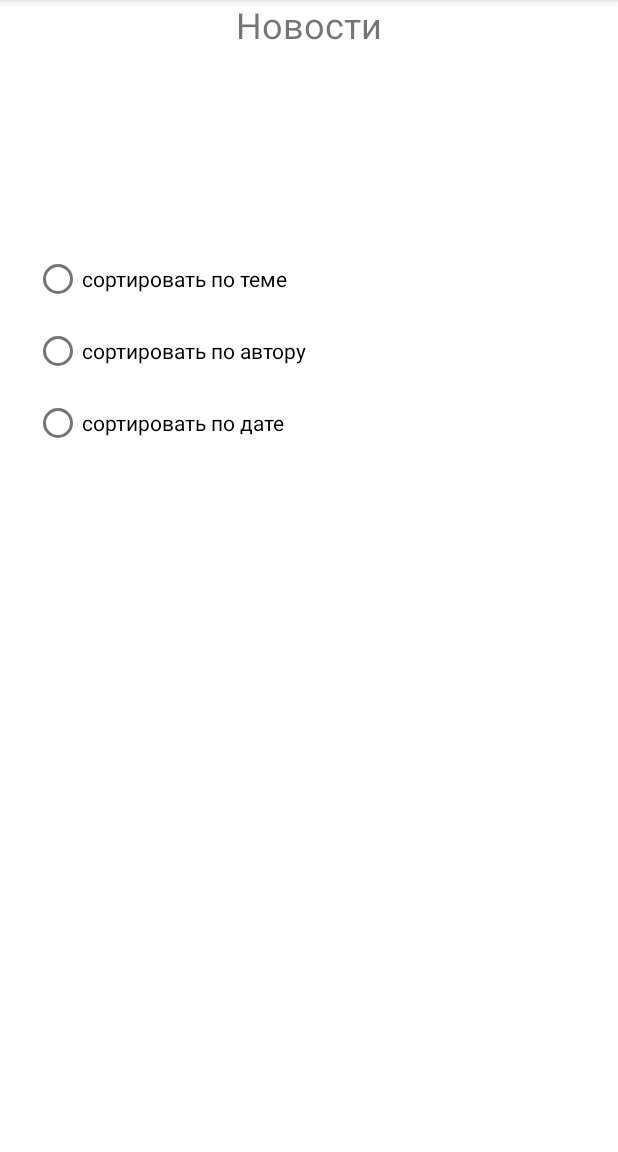
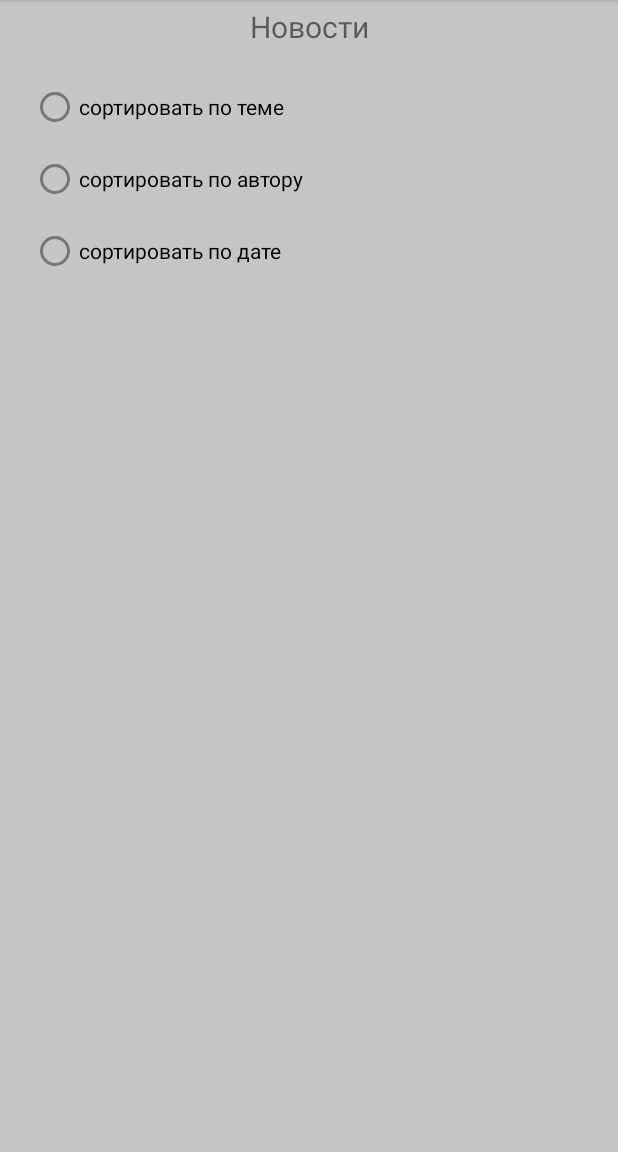
Before and after one commit to taransul/FakeNewsNew, an Android app: the fragment RadioGroupFragment placed in its activity, on a phone screen of 412 x 824 dp, the part 84-1236 px from its top. Run offline under Robolectric (Android 15) with nearby library versions, the phone set to English and light mode, and no system bars; our stand-ins replace Room's generated code; libraries missing offline, so code that uses them is left out: by.kirich1409.viewbindingdelegate; 12 statements that could not run were skipped.

Commit message:
customView + animation

```diff
--- a/app/src/main/java/com/example/fakenews/presentation/MainActivity.kt
+++ b/app/src/main/java/com/example/fakenews/presentation/MainActivity.kt
@@ -1,5 +1,6 @@
 package com.example.fakenews.presentation
 
+import android.animation.ValueAnimator
 import android.os.Bundle
 import androidx.appcompat.app.AppCompatActivity
 import by.kirich1409.viewbindingdelegate.viewBinding
@@ -9,8 +10,23 @@ import com.example.fakenews.databinding.ActivityMainBinding
 class MainActivity : AppCompatActivity(R.layout.activity_main) {
     private val binding: ActivityMainBinding by viewBinding()
 
+    var animator: ValueAnimator = ValueAnimator.ofFloat(-360f, 360f)
+
     override fun onCreate(savedInstanceState: Bundle?) {
         super.onCreate(savedInstanceState)
         setContentView(binding.root)
+        swingHeaderViewActivity()
+    }
+
+    private fun swingHeaderViewActivity() {
+        animator.addUpdateListener { animation ->
+            val animatedValue = animation.animatedValue as Float
+            binding.headerView.rotationY = animatedValue
+            binding.headerView.translationX = animatedValue
+        }
+        animator.duration = 3000
+        animator.repeatCount = ValueAnimator.INFINITE
+        animator.start()
+        animator.repeatMode = ValueAnimator.REVERSE
     }
 }
--- a/app/src/main/java/com/example/fakenews/presentation/fragments/NewsFragment.kt
+++ b/app/src/main/java/com/example/fakenews/presentation/fragments/NewsFragment.kt
@@ -9,7 +9,7 @@ import androidx.navigation.fragment.findNavController
 import androidx.recyclerview.widget.LinearLayoutManager
 import by.kirich1409.viewbindingdelegate.viewBinding
 import com.example.fakenews.R
-import com.example.fakenews.databinding.Fragment1Binding
+import com.example.fakenews.databinding.FragmentNewsBinding
 import com.example.fakenews.presentation.NewsFragmentViewModel
 import com.example.fakenews.presentation.NewsViewModelRoom
 import com.example.fakenews.presentation.PassesList
@@ -17,13 +17,13 @@ import com.example.fakenews.presentation.recycler.News
 import com.example.fakenews.presentation.recycler.NewsAdapter
 import org.koin.android.viewmodel.ext.android.viewModel
 
-class NewsFragment : Fragment(R.layout.fragment1) {
+class NewsFragment : Fragment(R.layout.fragment_news) {
 
     private val adapter by lazy { NewsAdapter() }
     private val viewModel by viewModel<NewsFragmentViewModel>()
     private val userViewModel by viewModel<NewsViewModelRoom>()
 
-    val binding: Fragment1Binding by viewBinding(Fragment1Binding::bind)
+    val binding: FragmentNewsBinding by viewBinding(FragmentNewsBinding::bind)
 
     private val passesList: PassesList =
         object : PassesList {
@@ -46,7 +46,9 @@ class NewsFragment : Fragment(R.layout.fragment1) {
 
         binding.imageView.setOnClickListener {
             findNavController().navigate(R.id.action_newsFragment_to_radioGroupFragment)
-
+        }
+        binding.floatingActionButtonHeaderFragment.setOnClickListener {
+            findNavController().navigate(NewsFragmentDirections.actionNewsFragmentToTestTextViewFragment())
         }
     }
 
--- a/app/src/main/java/com/example/fakenews/presentation/fragments/RadioGroupFragment.kt
+++ b/app/src/main/java/com/example/fakenews/presentation/fragments/RadioGroupFragment.kt
@@ -6,15 +6,15 @@ import androidx.navigation.fragment.findNavController
 import by.kirich1409.viewbindingdelegate.viewBinding
 import com.example.fakenews.R
 import com.example.fakenews.data.constants.Constants
-import com.example.fakenews.databinding.Fragment2Binding
+import com.example.fakenews.databinding.FragmentRadioGroupBinding
 import com.example.fakenews.presentation.TransmitNavData
 import com.example.fakenews.presentation.enums.AuthorEnum
 import com.example.fakenews.presentation.enums.DateEnum
 import com.example.fakenews.presentation.enums.TopicEnum
 
-class RadioGroupFragment : Fragment(R.layout.fragment2) {
+class RadioGroupFragment : Fragment(R.layout.fragment_radio_group) {
 
-    private val binding: Fragment2Binding by viewBinding(Fragment2Binding::bind)
+    private val binding: FragmentRadioGroupBinding by viewBinding(FragmentRadioGroupBinding::bind)
 
     override fun onResume() {
         super.onResume()
--- a/app/src/main/res/layout/activity_main.xml
+++ b/app/src/main/res/layout/activity_main.xml
@@ -5,31 +5,33 @@
     android:id="@+id/testButton"
     android:layout_width="match_parent"
     android:layout_height="match_parent"
+    android:background="@color/dark_grey"
+    android:textAlignment="textEnd"
     tools:context=".presentation.MainActivity">
+
 
     <androidx.fragment.app.FragmentContainerView
         android:id="@+id/placeFragment"
         android:name="androidx.navigation.fragment.NavHostFragment"
         android:layout_width="416dp"
         android:layout_height="569dp"
-        app:layout_constraintBottom_toBottomOf="parent"
         app:layout_constraintEnd_toEndOf="parent"
+        app:layout_constraintHorizontal_bias="1.0"
         app:layout_constraintStart_toStartOf="parent"
-        android:layout_marginTop="60dp"
-        app:layout_constraintTop_toBottomOf="@+id/openFragment"
-        app:navGraph="@navigation/main_graph" >
+        app:layout_constraintTop_toBottomOf="@+id/headerView"
+        app:navGraph="@navigation/main_graph">
 
     </androidx.fragment.app.FragmentContainerView>
 
     <TextView
-        android:id="@+id/openFragment"
+        android:id="@+id/headerView"
         android:layout_width="wrap_content"
         android:layout_height="wrap_content"
-        android:text="@string/textNews"
-        android:textSize="24sp"
+        android:layout_marginTop="4dp"
+        android:text="Новости"
+        android:textSize="20sp"
         app:layout_constraintEnd_toEndOf="parent"
         app:layout_constraintStart_toStartOf="parent"
         app:layout_constraintTop_toTopOf="parent" />
 
-
 </androidx.constraintlayout.widget.ConstraintLayout>
--- a/app/src/main/res/layout/fragment_filter.xml
+++ b/app/src/main/res/layout/fragment_filter.xml
@@ -20,8 +20,8 @@
         android:id="@+id/floatingActionButton"
         android:layout_width="wrap_content"
         android:layout_height="wrap_content"
-        android:layout_marginEnd="8dp"
-        android:layout_marginBottom="64dp"
+        android:layout_marginEnd="16dp"
+        android:layout_marginBottom="32dp"
         android:clickable="true"
         android:src="?attr/actionModeCloseDrawable"
         app:layout_constraintBottom_toBottomOf="parent"
--- a/app/src/main/res/layout/item_layout.xml
+++ b/app/src/main/res/layout/item_layout.xml
@@ -3,6 +3,7 @@
     xmlns:tools="http://schemas.android.com/tools"
     android:layout_width="match_parent"
     android:layout_height="wrap_content"
+    android:background="@color/grey"
     android:layout_marginHorizontal="8dp"
     android:layout_marginTop="8dp">
 
--- a/app/src/main/res/navigation/main_graph.xml
+++ b/app/src/main/res/navigation/main_graph.xml
@@ -9,17 +9,20 @@
         android:id="@+id/newsFragment"
         android:name="com.example.fakenews.presentation.fragments.NewsFragment"
         android:label="NewsFragment"
-        tools:layout="@layout/fragment1">
+        tools:layout="@layout/fragment_news">
         <action
             android:id="@+id/action_newsFragment_to_radioGroupFragment"
             app:destination="@id/radioGroupFragment"
             />
+        <action
+            android:id="@+id/action_newsFragment_to_testTextViewFragment"
+            app:destination="@id/testTextViewFragment" />
     </fragment>
     <fragment
         android:id="@+id/radioGroupFragment"
         android:name="com.example.fakenews.presentation.fragments.RadioGroupFragment"
         android:label="RadioGroupFragment"
-        tools:layout="@layout/fragment2">
+        tools:layout="@layout/fragment_radio_group">
         <argument
             android:name="ParssesListArgs"
             app:argType="com.example.fakenews.presentation.TransmitNavData" />
@@ -39,4 +42,13 @@
             android:id="@+id/action_filterFragment_to_newsFragment"
             app:destination="@id/newsFragment" />
     </fragment>
+    <fragment
+        android:id="@+id/testTextViewFragment"
+        android:name="com.example.fakenews.presentation.fragments.TestTextHeaderFragment"
+        android:label="fragment_test_text_view"
+        tools:layout="@layout/fragment_test_text_view" >
+        <action
+            android:id="@+id/action_testTextViewFragment_to_newsFragment"
+            app:destination="@id/newsFragment" />
+    </fragment>
 </navigation>
--- /dev/null
+++ b/app/src/main/res/values-night/strings.xml
@@ -0,0 +1,6 @@
+<?xml version="1.0" encoding="utf-8"?>
+<resources>
+    <string name="news">Новости</string>
+    <string name="home">home</string>
+    <string name="start">start</string>
+</resources>
--- a/app/src/main/res/values/colors.xml
+++ b/app/src/main/res/values/colors.xml
@@ -5,6 +5,11 @@
     <color name="purple_700">#FF3700B3</color>
     <color name="teal_200">#FF03DAC5</color>
     <color name="teal_700">#FF018786</color>
+    <color name="red">#FF0000</color>
+    <color name="green">#00FF00</color>
+    <color name="blue">#0000FF</color>
+    <color name="grey">#E4E4E4</color>
+    <color name="dark_grey">#C6C4C4</color>
     <color name="black">#FF000000</color>
     <color name="white">#FFFFFFFF</color>
 </resources>
--- a/app/src/main/res/values/strings.xml
+++ b/app/src/main/res/values/strings.xml
@@ -11,4 +11,7 @@
     <string name="radiobutton4">RadioButton4</string>
     <string name="sort">Сортировка</string>
     <string name="hello_blank_fragment">Hello blank fragment</string>
+    <string name="news">Новости</string>
+    <string name="home">home</string>
+    <string name="start">start</string>
 </resources>
```
Also changed, not shown: app/src/main/java/com/example/fakenews/presentation/fragments/TestTextHeaderFragment.kt (added, +30 -0 lines), app/src/main/java/com/example/fakenews/view/header/HeaderView.kt (added, +175 -0 lines), app/src/main/res/layout/fragment_news.xml (renamed from app/src/main/res/layout/fragment1.xml, +17 -5 lines), app/src/main/res/layout/fragment_test_text_view.xml (added, +46 -0 lines), app/src/main/res/values/attrs.xml (added, +14 -0 lines), app/src/main/res/layout/fragment_radio_group.xml (renamed from app/src/main/res/layout/fragment2.xml).
